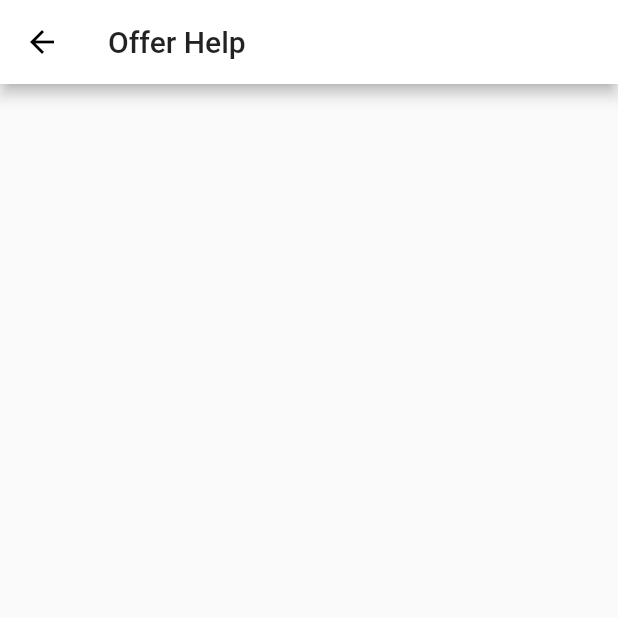
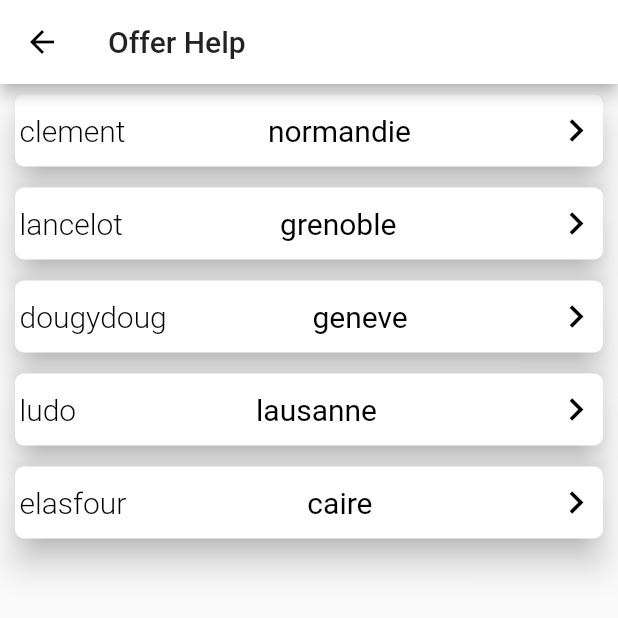
Before and after one commit to Gavinkaa/LauzHack-CoVid19, a Flutter app: the OfferHelp screen opened directly, on a phone screen of 412 x 824 dp, the top half of it. Run offline on Flutter 3.47's test engine with Material 2 defaults, Android fonts, the phone set to English and light mode, and no system bars; our stand-ins replace cloud_firestore, firebase_auth, image_picker; accounts and stored records are empty.

Commit message:
offerhelp started, basic graphic interface

```diff
--- a/app/lib/offerHelp.dart
+++ b/app/lib/offerHelp.dart
@@ -1,4 +1,6 @@
 import 'package:flutter/material.dart';
+
+import 'AskSide/Articles.dart';
 
 class OfferHelp extends StatefulWidget {
   OfferHelp({Key key}) : super(key: key);
@@ -10,12 +12,92 @@ class OfferHelp extends StatefulWidget {
 }
 
 class _OfferHelpState extends State<OfferHelp> {
+  List<_HelpRequest> _requests;
+  @override
+  void initState() {
+    super.initState();
+    _requests = [
+      _HelpRequest("clement", "normandie"),
+      _HelpRequest("lancelot", "grenoble"),
+      _HelpRequest("dougydoug", "geneve"),
+      _HelpRequest("ludo", "lausanne"),
+      _HelpRequest("elasfour", "caire")
+    ];
+  }
+
   @override
   Widget build(BuildContext context) {
     return Scaffold(
       appBar: AppBar(
         title: Text(widget.title),
       ),
+      body: ListView.builder(
+        itemCount: _requests.length,
+        itemBuilder: (BuildContext context, int index) => Padding(
+          padding: EdgeInsets.all(5.0),
+          child: GestureDetector(
+            onTap: () {},
+            child: Card(
+                elevation: 9.0,
+                color: Colors.transparent,
+                margin:
+                    new EdgeInsets.symmetric(horizontal: 5.0, vertical: 2.0),
+                child: Container(
+                  decoration: BoxDecoration(
+                    color: Color.fromRGBO(255, 255, 255, 1),
+                    borderRadius: BorderRadius.all(Radius.circular(6.0)),
+                  ),
+                  child: ListTile(
+                    dense: true,
+                    contentPadding: EdgeInsets.symmetric(horizontal: 3.0),
+                    leading: Text(
+                      _requests[index]._name,
+                      textAlign: TextAlign.center,
+                      style: TextStyle(
+                        color: Colors.black,
+                        fontSize: 20.0,
+                        fontWeight: FontWeight.w300,
+                      ),
+                    ),
+                    title: Text(
+                      _requests[index]._location,
+                      textAlign: TextAlign.center,
+                      style: TextStyle(
+                        color: Colors.black,
+                        fontSize: 20.0,
+                        fontWeight: FontWeight.w400,
+                      ),
+                    ),
+                    trailing: Icon(
+                      Icons.keyboard_arrow_right,
+                      color: Colors.black,
+                      size: 30.0,
+                    ),
+                  ),
+                )
+              ),
+          ),
+        ),
+      ),
     );
   }
 }
+
+class _HelpRequest {
+  String _name;
+  String _location;
+
+  _HelpRequest(String name, String location) {
+    _name = name;
+    _location = location;
+  }
+}
+
+class _HelpRequestWithArticles extends _HelpRequest {
+  List<Article> _articles;
+
+  _HelpRequestWithArticles(String name, String location, List<Article> articles)
+      : super(name, location) {
+    _articles = articles;
+  }
+}
```
